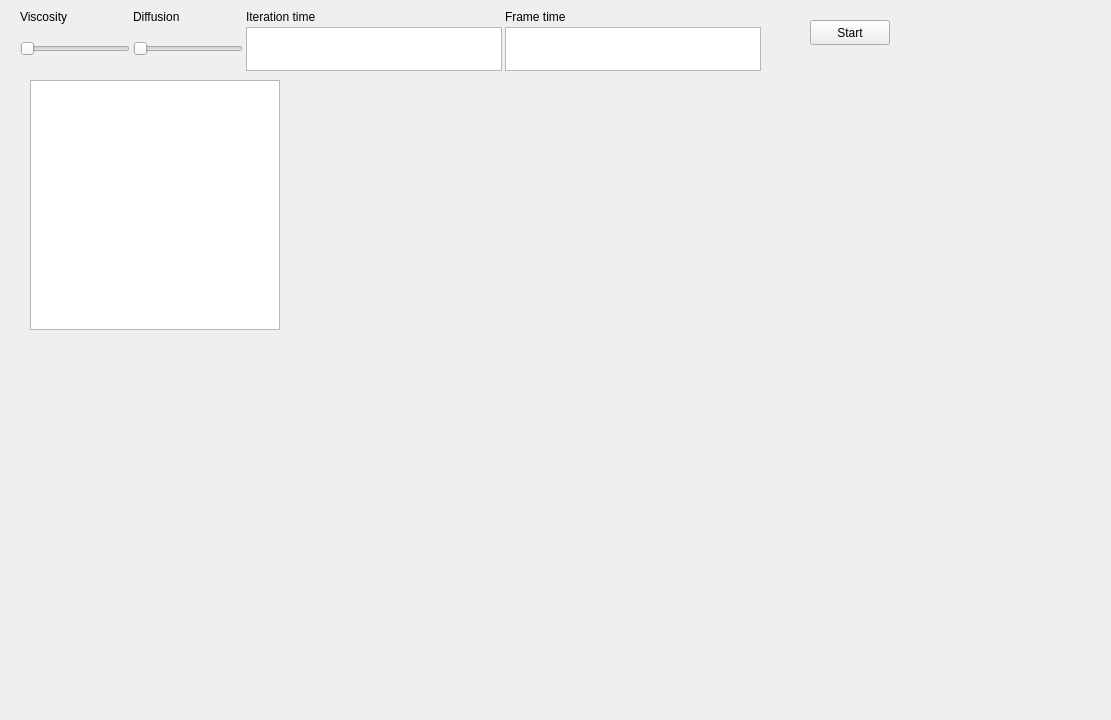
This is GUI/FluidGUI/mainwindow.ui in greenhoody/Fluid-Simulation as Qt 5 draws it before an edit. The edited form follows.
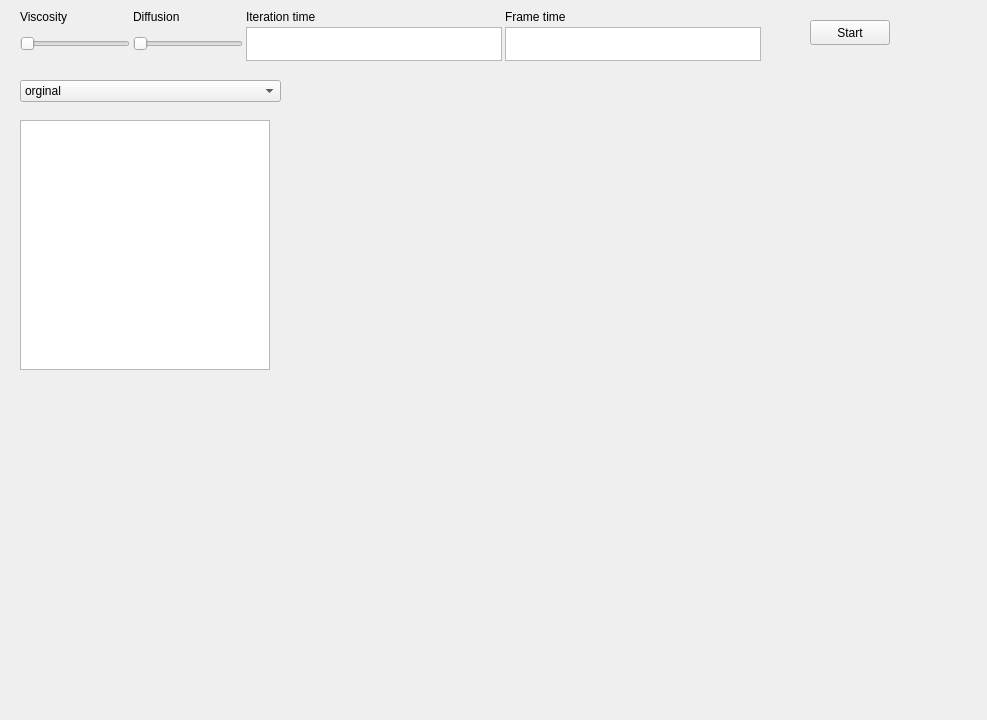
This is the edited form. Custom widgets are drawn as their Qt base class.

What changed in the file:
```diff
--- a/GUI/FluidGUI/mainwindow.ui
+++ b/GUI/FluidGUI/mainwindow.ui
@@ -6,7 +6,7 @@
    <rect>
     <x>0</x>
     <y>0</y>
-    <width>1111</width>
+    <width>987</width>
     <height>720</height>
    </rect>
   </property>
@@ -17,8 +17,8 @@
    <widget class="MyGraphicsView" name="graphicsView">
     <property name="geometry">
      <rect>
-      <x>30</x>
-      <y>80</y>
+      <x>20</x>
+      <y>120</y>
       <width>250</width>
       <height>250</height>
      </rect>
@@ -49,7 +49,7 @@
       <x>20</x>
       <y>10</y>
       <width>741</width>
-      <height>61</height>
+      <height>51</height>
      </rect>
     </property>
     <layout class="QGridLayout" name="gridLayout">
@@ -169,6 +169,26 @@
      </item>
     </layout>
    </widget>
+   <widget class="QComboBox" name="comboBox">
+    <property name="geometry">
+     <rect>
+      <x>20</x>
+      <y>80</y>
+      <width>261</width>
+      <height>22</height>
+     </rect>
+    </property>
+    <item>
+     <property name="text">
+      <string>orginal</string>
+     </property>
+    </item>
+    <item>
+     <property name="text">
+      <string>cuda</string>
+     </property>
+    </item>
+   </widget>
   </widget>
   <widget class="QMenuBar" name="menubar">
    <property name="geometry">
```
Left out of the diff: 2 changed lines with no effect on the pictures.
